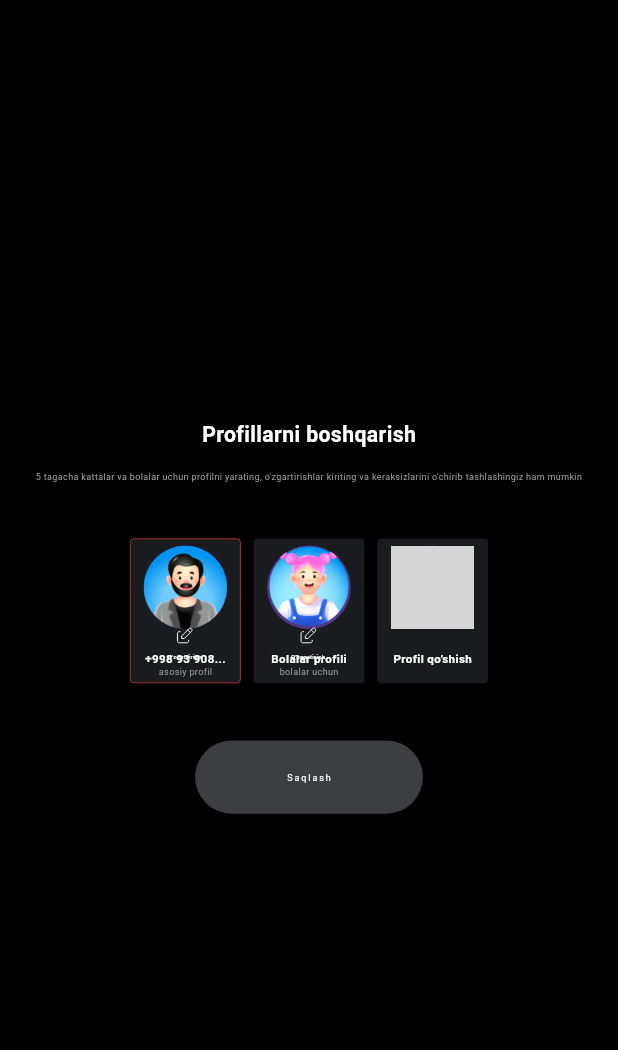
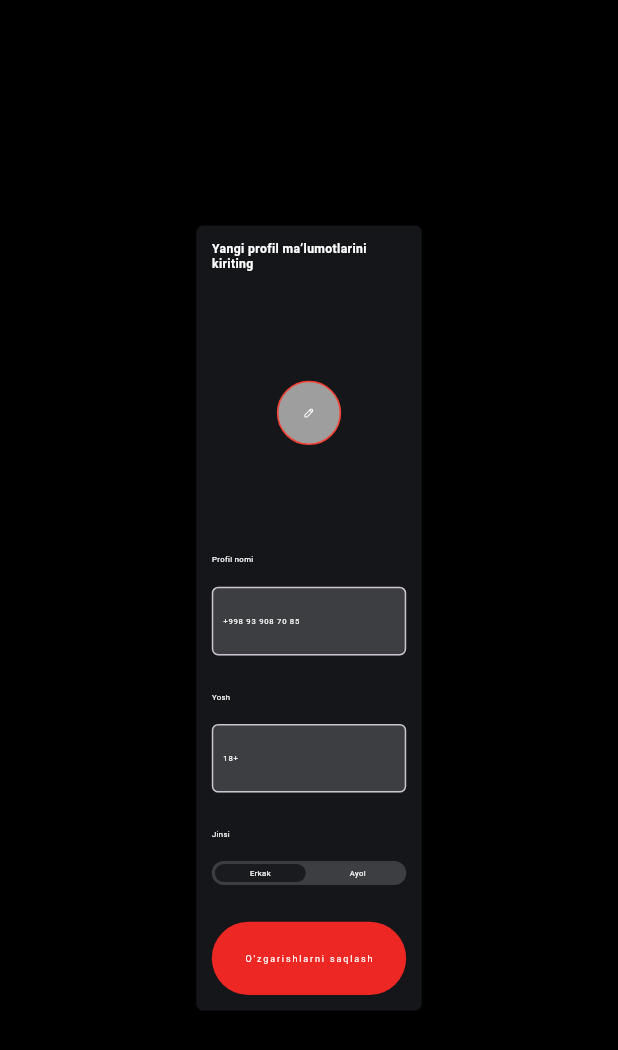
Before and after one commit to muhammadxoja-sayfidinov/neoplay, a Flutter app: the SettingManageProfiles screen opened directly, after a tap on "Profil qo’shish", on a phone screen of 412 x 824 dp. Shown: the top 1050 px of the screen. Run offline on Flutter 3.47's test engine with Material 3 defaults, Android fonts, the phone set to English and light mode, and no system bars; our stand-ins replace flutter_screenutil, flutter_svg, shared_preferences, smooth_page_indicator, video_player; accounts and stored records are empty; grey boxes are pictures that could not be loaded.

Commit message:
add avatar
Signed-off-by: abduqahhor-001 <abduqahhora364@gmail.com>

```diff
--- /dev/null
+++ b/lib/presentation/screens/main_pages/SettingsScreen/add_new_profile.dart
@@ -0,0 +1,316 @@
+import 'package:flutter/material.dart';
+import 'package:flutter_screenutil/flutter_screenutil.dart';
+import 'package:flutter_svg/flutter_svg.dart';
+import 'package:neoplay/core/constants/colors.dart';
+import 'package:neoplay/core/constants/style.dart';
+import 'package:neoplay/presentation/widgets/custom_button.dart';
+import 'package:neoplay/presentation/widgets/custom_text_field.dart';
+
+class AddNewProfile extends StatefulWidget {
+  const AddNewProfile({super.key});
+
+  @override
+  State<AddNewProfile> createState() => _AddNewProfileState();
+}
+
+class _AddNewProfileState extends State<AddNewProfile> {
+  final List<String> avatarList = [
+    "assets/profile_images/ava_1.png",
+    "assets/profile_images/ava_2.png",
+    "assets/profile_images/ava_3.png",
+    "assets/profile_images/ava_4.png",
+    "assets/profile_images/ava_5.png",
+    "assets/profile_images/ava_6.png",
+    "assets/profile_images/ava_7.png",
+    "assets/profile_images/ava_8.png",
+    "assets/profile_images/ava_2.png",
+    "assets/profile_images/ava_3.png",
+    "assets/profile_images/ava_4.png",
+    "assets/profile_images/ava_5.png",
+    "assets/profile_images/ava_6.png",
+    "assets/profile_images/ava_7.png",
+    "assets/profile_images/ava_8.png",
+  ];
+
+  String selectedGender = 'Erkak'; // Default selected gender
+  String avatarPath = "";
+
+  // Fokusni boshqarish uchun FocusNode larni e'lon qilish
+  final FocusNode profileNameFocusNode = FocusNode();
+  final FocusNode ageFocusNode = FocusNode();
+  final FocusNode maleGenderFocusNode = FocusNode();
+  final FocusNode femaleGenderFocusNode = FocusNode();
+  final FocusNode saveButtonFocusNode = FocusNode();
+  bool avatar = true;
+
+  void _handleSubmitted(String value, FocusNode nextFocusNode) {
+    FocusScope.of(context).requestFocus(nextFocusNode);
+  }
+
+  @override
+  void dispose() {
+    profileNameFocusNode.dispose();
+    ageFocusNode.dispose();
+    maleGenderFocusNode.dispose();
+    femaleGenderFocusNode.dispose();
+    saveButtonFocusNode.dispose();
+    super.dispose();
+  }
+
+  @override
+  Widget build(BuildContext context) {
+    var size = MediaQuery.of(context).size;
+
+    return Scaffold(
+      body: Container(
+        width: size.width,
+        height: size.height,
+        color: Colors.black,
+        child: Column(
+          mainAxisAlignment: MainAxisAlignment.center,
+          crossAxisAlignment: CrossAxisAlignment.center,
+          children: [
+            avatar
+                ? Container(
+                    width: 700.w,
+                    padding: EdgeInsets.all(48.sp),
+                    decoration: BoxDecoration(
+                      color: GilosNeutral800,
+                      borderRadius: BorderRadius.circular(20.r),
+                    ),
+                    child: Column(
+                      crossAxisAlignment: CrossAxisAlignment.start,
+                      children: [
+                        Text(
+                          "Yangi profil ma’lumotlarini kiriting",
+                          textAlign: TextAlign.left,
+                          style: CustomTextStyle.style600
+                              .copyWith(fontSize: 38.sp),
+                        ),
+                        24.verticalSpace,
+                        Row(
+                          mainAxisAlignment: MainAxisAlignment.center,
+                          children: [
+                            GestureDetector(
+                              onTap: () {
+                                setState(() {
+                                  avatar = false;
+                                });
+                              },
+                              child: Container(
+                                width: 200.w,
+                                height: 200.h,
+                                decoration: BoxDecoration(
+                                  shape: BoxShape.circle,
+                                  image: avatarPath.isNotEmpty
+                                      ? DecorationImage(
+                                          image: AssetImage(avatarPath),
+                                          fit: BoxFit.cover,
+                                        )
+                                      : null,
+                                  // No image if avatarPath is empty
+                                  color:
+                                      avatarPath.isEmpty ? Colors.grey : null,
+                                  // Set color only when there's no image
+                                  border:
+                                      Border.all(width: 5.w, color: Colors.red),
+                                ),
+                                child: Center(
+                                  child: SvgPicture.asset(
+                                      width: 39.5.w,
+                                      "assets/images/add_photo_profile.svg"),
+                                ),
+                              ),
+                            )
+                          ],
+                        ),
+                        24.verticalSpace,
+                        Text(
+                          "Profil nomi",
+                          textAlign: TextAlign.start,
+                          style: CustomTextStyle.style400
+                              .copyWith(fontSize: 24.sp),
+                        ),
+                        20.verticalSpace,
+                        CustomTextField(
+                          hintText: "+998 93 908 70 85",
+                          focusNode: profileNameFocusNode, // Fokusni qo'shish
+                        ),
+                        32.verticalSpace,
+                        Text(
+                          "Yosh",
+                          textAlign: TextAlign.start,
+                          style: CustomTextStyle.style400
+                              .copyWith(fontSize: 24.sp),
+                        ),
+                        20.verticalSpace,
+                        CustomTextField(
+                          hintText: "18+",
+                          keyboardType: TextInputType.number,
+                          focusNode: ageFocusNode, // Fokusni qo'shish
+                        ),
+                        32.verticalSpace,
+                        Text(
+                          "Jinsi",
+                          textAlign: TextAlign.start,
+                          style: CustomTextStyle.style400
+                              .copyWith(fontSize: 24.sp),
+                        ),
+                        20.verticalSpace,
+                        Container(
+                          padding: const EdgeInsets.all(2),
+                          decoration: BoxDecoration(
+                              color: lightGrey,
+                              borderRadius: BorderRadius.circular(50.r)),
+                          child: Row(
+                            children: [
+                              Expanded(
+                                child: GestureDetector(
+                                  onTap: () {
+                                    setState(() {
+                                      selectedGender = 'Erkak';
+                                    });
+                                  },
+                                  child: Focus(
+                                    focusNode: maleGenderFocusNode,
+                                    // Fokusni qo'shish
+                                    child: Container(
+                                      height: 56.sp,
+                                      decoration: BoxDecoration(
+                                        color: selectedGender == 'Erkak'
+                                            ? grey
+                                            : lightGrey,
+                                        borderRadius:
+                                            BorderRadius.circular(50.r),
+                                      ),
+                                      child: Center(
+                                        child: Text(
+                                          'Erkak',
+                                          style:
+                                              CustomTextStyle.style400.copyWith(
+                                            fontSize: 24.sp,
+                                            color: Colors.white,
+                                          ),
+                                        ),
+                                      ),
+                                    ),
+                                  ),
+                                ),
+                              ),
+                              20.horizontalSpace,
+                              Expanded(
+                                child: GestureDetector(
+                                  onTap: () {
+                                    setState(() {
+                                      selectedGender = 'Ayol';
+                                    });
+                                  },
+                                  child: Focus(
+                                    focusNode: femaleGenderFocusNode,
+                                    // Fokusni qo'shish
+                                    child: Container(
+                                      height: 56.sp,
+                                      decoration: BoxDecoration(
+                                        color: selectedGender == 'Ayol'
+                                            ? grey
+                                            : lightGrey,
+                                        borderRadius:
+                                            BorderRadius.circular(50.r),
+                                      ),
+                                      child: Center(
+                                        child: Text(
+                                          'Ayol',
+                                          style:
+                                              CustomTextStyle.style400.copyWith(
+                                            fontSize: 24.sp,
+                                            color: Colors.white,
+                                          ),
+                                        ),
+                                      ),
+                                    ),
+                                  ),
+                                ),
+                              )
+                            ],
+                          ),
+                        ),
+                        32.verticalSpace,
+                        CustomButton(
+                          color: red,
+                          width: double.infinity,
+                          name: "O'zgarishlarni saqlash",
+                          onPressed: () {
+                            // Implement save functionality here
+                          },
+                          focusNode: saveButtonFocusNode, // Fokusni qo'shish
+                        ),
+                      ],
+                    ),
+                  )
+                : Container(
+                    width: 836.w,
+                    height: 700.h,
+                    padding: EdgeInsets.all(70.sp),
+                    decoration: BoxDecoration(
+                      color: GilosNeutral800,
+                      borderRadius: BorderRadius.circular(20.r),
+                    ),
+                    child: Column(
+                        crossAxisAlignment: CrossAxisAlignment.start,
+                        children: [
+                          Text(
+                            "Yangi profil ma’lumotlarini kiriting",
+                            textAlign: TextAlign.left,
+                            style: CustomTextStyle.style600
+                                .copyWith(fontSize: 38.sp),
+                          ),
+                          24.verticalSpace,
+                          Expanded(
+                              child: GridView.builder(
+                                  gridDelegate:
+                                      const SliverGridDelegateWithFixedCrossAxisCount(
+                                    crossAxisCount: 4,
+                                  ),
+                                  itemCount: avatarList.length,
+                                  itemBuilder: (context, index) {
+                                    return InkWell(
+                                      onTap: () {
+                                        setState(() {
+                                          avatarPath = avatarList[index];
+                                          avatar = true;
+                                        });
+                                      },
+                                      child: Padding(
+                                        padding: EdgeInsets.only(left: 16.w),
+                                        child: Column(
+                                          children: [
+                                            Container(
+                                              width: 146.w,
+                                              height: 146.w,
+                                              decoration: BoxDecoration(
+                                                color: const Color(0xff7c94b6),
+                                                image: DecorationImage(
+                                                  image: AssetImage(
+                                                      avatarList[index]),
+                                                  fit: BoxFit.cover,
+                                                ),
+                                                borderRadius: BorderRadius.all(
+                                                    Radius.circular(100.0.r)),
+                                                border: Border.all(
+                                                  color: Colors.transparent,
+                                                  width: 2.0,
+                                                ),
+                                              ),
+                                            ),
+                                          ],
+                                        ),
+                                      ),
+                                    );
+                                  })),
+                        ]))
+          ],
+        ),
+      ),
+    );
+  }
+}
--- a/lib/presentation/screens/main_pages/SettingsScreen/setting_manage_profiles.dart
+++ b/lib/presentation/screens/main_pages/SettingsScreen/setting_manage_profiles.dart
@@ -9,6 +9,7 @@ import '../../../widgets/custom_button.dart';
 import '../../Login and registration/children_profile_editing.dart';
 import '../../Login and registration/profile_editing.dart';
 import '../../Login and registration/successfully_registered.dart';
+import 'add_new_profile.dart';
 
 class SettingManageProfiles extends StatefulWidget {
   const SettingManageProfiles({super.key});
@@ -63,12 +64,13 @@ class _SettingManageProfilesState extends State<SettingManageProfiles> {
           }
         },
         child: Container(
+          padding: EdgeInsets.symmetric(horizontal: 300.w),
           width: size.width,
           height: size.height,
           color: Colors.black,
           child: Column(
             mainAxisAlignment: MainAxisAlignment.center,
-            crossAxisAlignment: CrossAxisAlignment.center,
+            crossAxisAlignment: CrossAxisAlignment.start,
             children: [
               Text(
                 "Profillarni boshqarish",
@@ -79,16 +81,15 @@ class _SettingManageProfilesState extends State<SettingManageProfiles> {
               ),
               SizedBox(height: 20.h),
               Text(
-                "5 tagacha kattalar va bolalar uchun profilni yarating, o'zgartirishlar kiriting va keraksizlarini o'chirib tashlashingiz ham mumkin",
+                "5 tagacha kattalar va bolalar uchun profilni yarating,\no'zgartirishlar kiriting va keraksizlarini o'chirib\ntashlashingiz ham mumkin",
                 style: CustomTextStyle.style400.copyWith(
                   fontSize: 28.sp,
                   color: Colors.grey,
                 ),
-                textAlign: TextAlign.center,
               ),
               SizedBox(height: 50.h),
               Row(
-                mainAxisAlignment: MainAxisAlignment.center,
+                mainAxisAlignment: MainAxisAlignment.start,
                 children: [
                   _buildProfileCard(
                     0,
@@ -130,8 +131,7 @@ class _SettingManageProfilesState extends State<SettingManageProfiles> {
                       Navigator.push(
                         context,
                         MaterialPageRoute(
-                            builder: (context) =>
-                                const ChildrenProfileEditing()),
+                            builder: (context) => const AddNewProfile()),
                       );
                     },
                     profile3FocusNode,
@@ -141,7 +141,7 @@ class _SettingManageProfilesState extends State<SettingManageProfiles> {
               SizedBox(height: 50.h),
               CustomButton(
                 color: lightGrey,
-                width: 708.sp,
+                width: double.infinity,
                 name: "Saqlash",
                 onPressed: () {
                   Navigator.push(
@@ -161,14 +161,8 @@ class _SettingManageProfilesState extends State<SettingManageProfiles> {
 
   Widget _buildProfileCard(int index, String title, String subtitle,
       String imagePath, VoidCallback onTap, FocusNode focusNode) {
-    bool isSelected = _selectedIndex == index;
-
     return GestureDetector(
-      onTap: () {
-        setState(() {
-          _selectedIndex = index;
-        });
-      },
+      onTap: onTap,
       child: Focus(
         focusNode: focusNode,
         child: Container(
@@ -179,7 +173,7 @@ class _SettingManageProfilesState extends State<SettingManageProfiles> {
               color: focusNode.hasFocus ? Colors.red : Colors.transparent,
               width: 2.w,
             ),
-            borderRadius: BorderRadius.circular(12.w),
+            borderRadius: BorderRadius.circular(32.r),
           ),
           child: Stack(
             children: [
--- a/lib/presentation/screens/main_pages/notification_screen.dart
+++ b/lib/presentation/screens/main_pages/notification_screen.dart
@@ -76,13 +76,9 @@ class _NotificationScreenState extends State<NotificationScreen> {
                             gridDelegate:
                                 const SliverGridDelegateWithFixedCrossAxisCount(
                               crossAxisCount: 2,
-                              // Specify the number of columns in the grid
                               mainAxisSpacing: 16,
-                              // Specify the spacing between each item along the main axis
                               crossAxisSpacing: 16,
-                              // Specify the spacing between each item along the cross axis
-                              childAspectRatio:
-                                  1.7, // Specify the aspect ratio of each item
+                              childAspectRatio: 1.7,
                             ),
                             itemCount: notification.length,
                             itemBuilder: (context, index) {
--- a/pubspec.yaml
+++ b/pubspec.yaml
@@ -43,6 +43,7 @@ flutter:
     - assets/images/
     - assets/film_images/
     - assets/rating/
+    - assets/profile_images/
 
   # fonts:
   #   - family: Schyler
```
Also changed, not shown: assets/images/add_photo_profile.svg (added), assets/profile_images/ava_1.png (added), assets/profile_images/ava_2.png (added), assets/profile_images/ava_3.png (added), assets/profile_images/ava_4.png (added), assets/profile_images/ava_5.png (added), assets/profile_images/ava_6.png (added), assets/profile_images/ava_7.png (added), assets/profile_images/ava_8.png (added).
